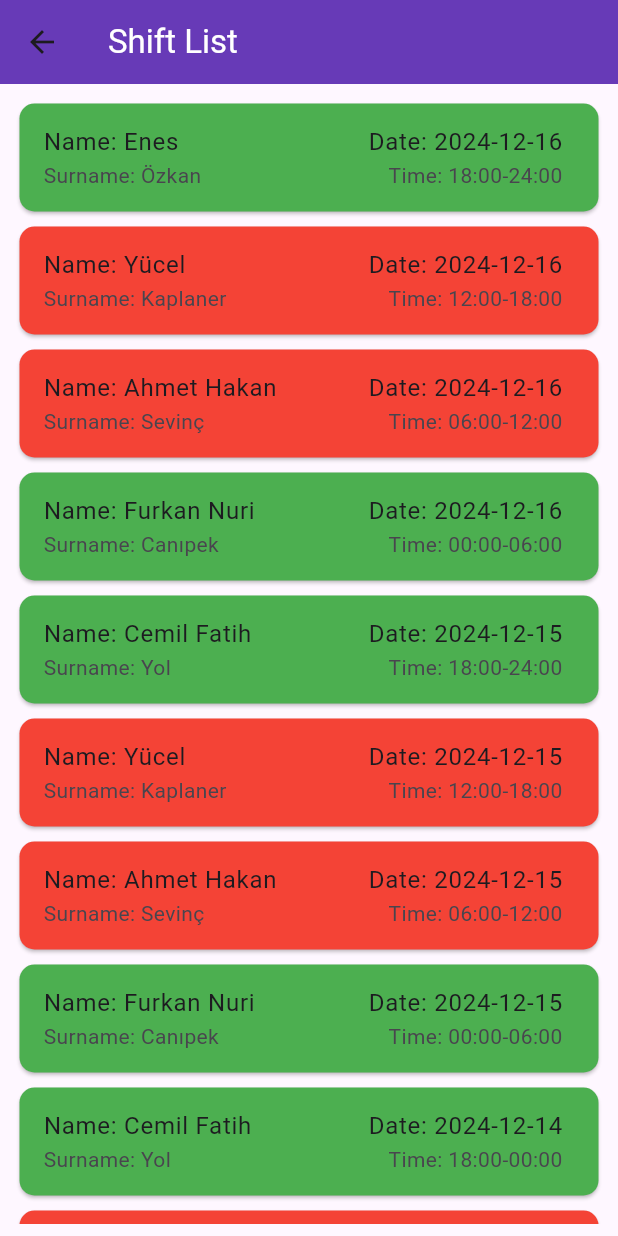
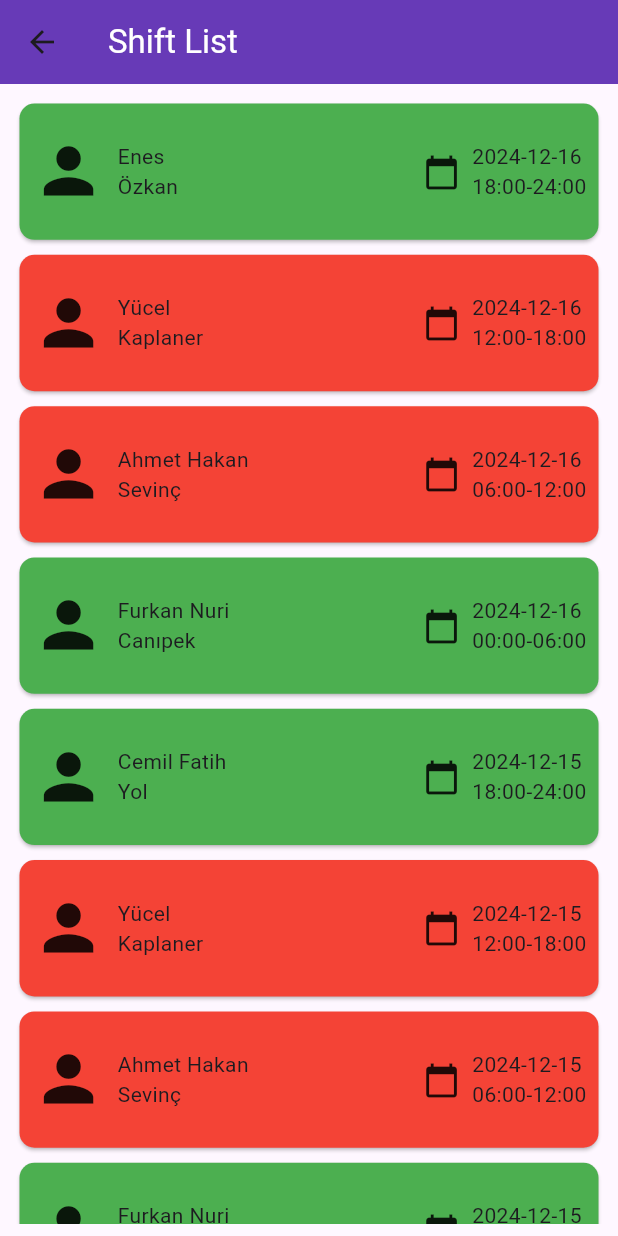
Before and after one commit to yucumucu/SmarTerminal, a Flutter app: the homeView screen opened by its route, after a tap on "View Shits", on a phone screen of 412 x 824 dp. Run offline on Flutter 3.47's test engine with Material 3 defaults, Android fonts, the phone set to English and light mode, and no system bars; our stand-ins replace pie_chart; missing offline and left inert: flutter_barcode_scanner.

Commit message:
shift list view improvement

```diff
--- a/lib/product/pages/home/homeView.dart
+++ b/lib/product/pages/home/homeView.dart
@@ -188,13 +188,18 @@ class mainBottomNavBar extends StatelessWidget {
 
 
 
-      items: const <BottomNavigationBarItem>[
+      items:  <BottomNavigationBarItem>[
         BottomNavigationBarItem(
-          icon: Icon(
-              Icons.home,
+
+          icon: IconButton(
+              icon: Icon(Icons.home),
+            onPressed: () {
+              Navigator.pushReplacement(context, MaterialPageRoute(builder: (context) => const homeView()));
+            },
             color: colors.mainNavbarColor,
           ),
           label: 'Home',
+
         ),
         /*
         BottomNavigationBarItem(
--- a/lib/product/pages/productInfo/productInfo.dart
+++ b/lib/product/pages/productInfo/productInfo.dart
@@ -43,15 +43,15 @@ class productViewTopWidget extends StatelessWidget {
       height: MediaQuery.of(context).size.height * 0.1,
       width: MediaQuery.of(context).size.width * 0.9,
       child: Row(
-        mainAxisAlignment: MainAxisAlignment.start,
-
+        mainAxisAlignment: MainAxisAlignment.spaceEvenly,
         crossAxisAlignment: CrossAxisAlignment.center,
         children: [
           SizedBox(
               width: MediaQuery.of(context).size.width * 0.3,
-              child: const Icon(
-                Icons.scatter_plot_rounded,
-                size: 80,
+              child:  Icon(
+                Icons.,
+                fill: 1.0,
+                size: MediaQuery.of(context).size.height * 0.1,
               )),
           SizedBox(width: MediaQuery.of(context).size.width * 0.01),
           SizedBox(width: MediaQuery.of(context).size.width * 0.3,
--- a/lib/product/pages/shiftInfo/shiftListView.dart
+++ b/lib/product/pages/shiftInfo/shiftListView.dart
@@ -54,39 +54,81 @@ Widget customListTile({required BuildContext context, required int index}) {
 
   return Padding(
     padding: EdgeInsets.all(1.0),
+    child: SizedBox(
+      height: MediaQuery.of(context).size.height * 0.12,
+
       child: Card(
         color: model!.fark >= 0 ? Colors.green: Colors.red,
         shape: RoundedRectangleBorder(
           borderRadius: BorderRadius.circular(10.0),
         ),
-      child: ListTile(
-        title: model != null ? Row(
+        child: Center(child: customListTileBox(context, model))
+      ),
+    ),
+  );
+}
+
+Widget customListTileBox(BuildContext context, shiftListItemModel model) {
+  return SizedBox(
+    child: Row(
       mainAxisAlignment: MainAxisAlignment.spaceBetween,
+      children: [
+        Column(
+          mainAxisAlignment: MainAxisAlignment.center,
           crossAxisAlignment: CrossAxisAlignment.start,
           children: [
-            Text("Name: " + model.ad!),
-            Text("Date: " + model.tarih!),
+            Row(
+              children: [
+                 Padding(
+                   padding: EdgeInsets.all(8.0),
+                   child: Icon(
+                    Icons.person,
+                    size: MediaQuery.of(context).size.height * 0.06,
+                                   ),
+                 ),
+                Column(
+                  mainAxisAlignment: MainAxisAlignment.center,
+                  crossAxisAlignment: CrossAxisAlignment.start,
+                  children: [
+                    Text(model.ad!),
+                    Text(model.soyad!),
                   ],
-        ) : Text("Shift $index"),
-        subtitle: model != null ? Row(
-          mainAxisAlignment: MainAxisAlignment.spaceBetween,
+                )
+              ]
+            )
+          ],
+        ),
+        Column(
+          mainAxisAlignment: MainAxisAlignment.center,
           crossAxisAlignment: CrossAxisAlignment.end,
           children: [
-            Text("Surname: " + model.soyad!),
-            Text("Time: " + model.saat!),
+            Row(
+              children: [
+                Icon(
+                    Icons.calendar_today,
+                    size: MediaQuery.of(context).size.height * 0.03,
+                ),
+                Padding(
+                  padding: EdgeInsets.all(8.0),
+                  child: Column(
+                    mainAxisAlignment: MainAxisAlignment.center,
+                    crossAxisAlignment: CrossAxisAlignment.start,
+                    children: [
+                      Text(model.tarih!),
+                      Text(model.saat!),
                     ],
-        ) : Text("Details unavailable"),
-        onTap: () {
-          Navigator.push(
-            context,
-            MaterialPageRoute(
-              builder: (context) => shiftView(id: model.id, index: index ),
                   ),
-          );
-          // Add functionality for tap here if needed.
-        },
+                )
+              ]
+            )
+          ],
         ),
+
+
+
+      ]
     ),
+
   );
 }
 
```
Lines whose indentation alone changed are shown as unchanged.
